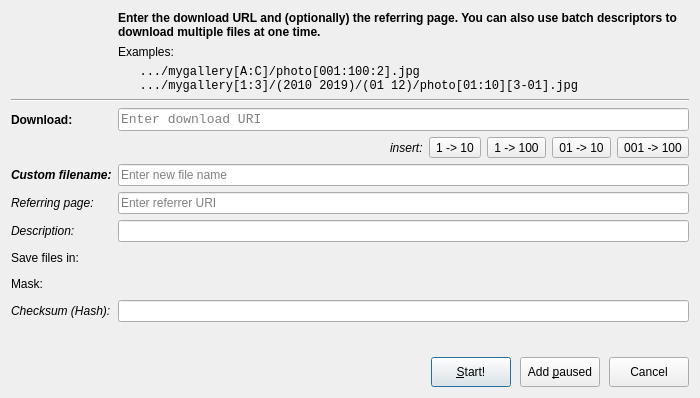
The window that src/dialogs/adddownloaddialog.ui (setvisible/ArrowDL) describes before a commit, drawn with Qt 5.
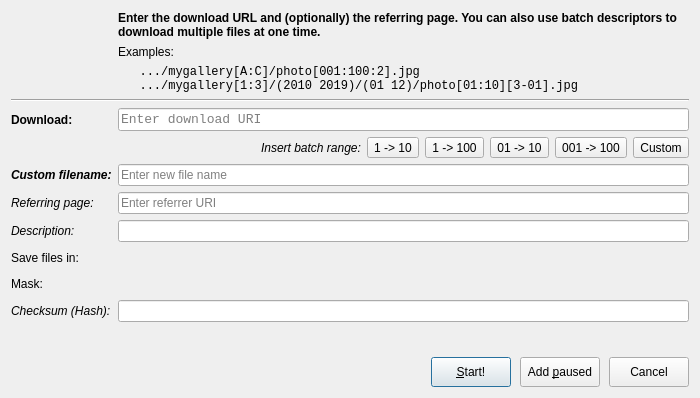
The same window after the commit. Icons and pictures are not drawn. Custom widgets are drawn as their Qt base class.

Commit message: [Settings] Implement Custom Batch

What changed in the file:
```diff
--- a/src/dialogs/adddownloaddialog.ui
+++ b/src/dialogs/adddownloaddialog.ui
@@ -308,7 +308,7 @@
            </font>
           </property>
           <property name="text">
-           <string>insert:</string>
+           <string>Insert batch range:</string>
           </property>
          </widget>
         </item>
@@ -352,6 +352,16 @@
           </property>
          </widget>
         </item>
+        <item>
+         <widget class="QToolButton" name="tagButton_Custom">
+          <property name="cursor">
+           <cursorShape>PointingHandCursor</cursorShape>
+          </property>
+          <property name="text">
+           <string>Custom</string>
+          </property>
+         </widget>
+        </item>
        </layout>
       </widget>
      </item>
```
The commit also changes 7 other files.
